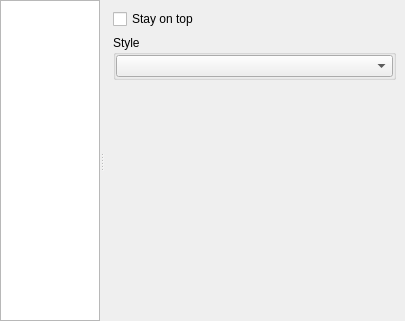
horsicq/XOptions, file xoptionswidget.ui: the form before one commit.
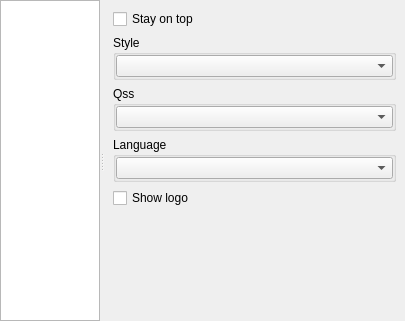
The form after the commit. The open tabs and pages were chosen to show the change.

The edit to the form file:
```diff
--- a/xoptionswidget.ui
+++ b/xoptionswidget.ui
@@ -77,7 +77,7 @@
              <height>321</height>
             </rect>
            </property>
-           <layout class="QVBoxLayout" name="verticalLayout_5">
+           <layout class="QVBoxLayout" name="verticalLayout_8">
             <item>
              <widget class="QCheckBox" name="checkBoxViewStayOnTop">
               <property name="text">
@@ -109,6 +109,61 @@
               </layout>
              </widget>
             </item>
+            <item>
+             <widget class="QGroupBox" name="groupBoxViewQss">
+              <property name="title">
+               <string notr="true">Qss</string>
+              </property>
+              <layout class="QVBoxLayout" name="verticalLayout_7">
+               <property name="leftMargin">
+                <number>0</number>
+               </property>
+               <property name="topMargin">
+                <number>0</number>
+               </property>
+               <property name="rightMargin">
+                <number>0</number>
+               </property>
+               <property name="bottomMargin">
+                <number>0</number>
+               </property>
+               <item>
+                <widget class="QComboBox" name="comboBoxViewQss"/>
+               </item>
+              </layout>
+             </widget>
+            </item>
+            <item>
+             <widget class="QGroupBox" name="groupBoxViewLanguage">
+              <property name="title">
+               <string>Language</string>
+              </property>
+              <layout class="QVBoxLayout" name="verticalLayout_5">
+               <property name="leftMargin">
+                <number>0</number>
+               </property>
+               <property name="topMargin">
+                <number>0</number>
+               </property>
+               <property name="rightMargin">
+                <number>0</number>
+               </property>
+               <property name="bottomMargin">
+                <number>0</number>
+               </property>
+               <item>
+                <widget class="QComboBox" name="comboBoxViewLanguage"/>
+               </item>
+              </layout>
+             </widget>
+            </item>
+            <item>
+             <widget class="QCheckBox" name="checkBoxViewShowLogo">
+              <property name="text">
+               <string>Show logo</string>
+              </property>
+             </widget>
+            </item>
             <item>
              <spacer name="verticalSpacer">
               <property name="orientation">
```
Left out of the diff: 7 changed lines with no effect on the pictures.
